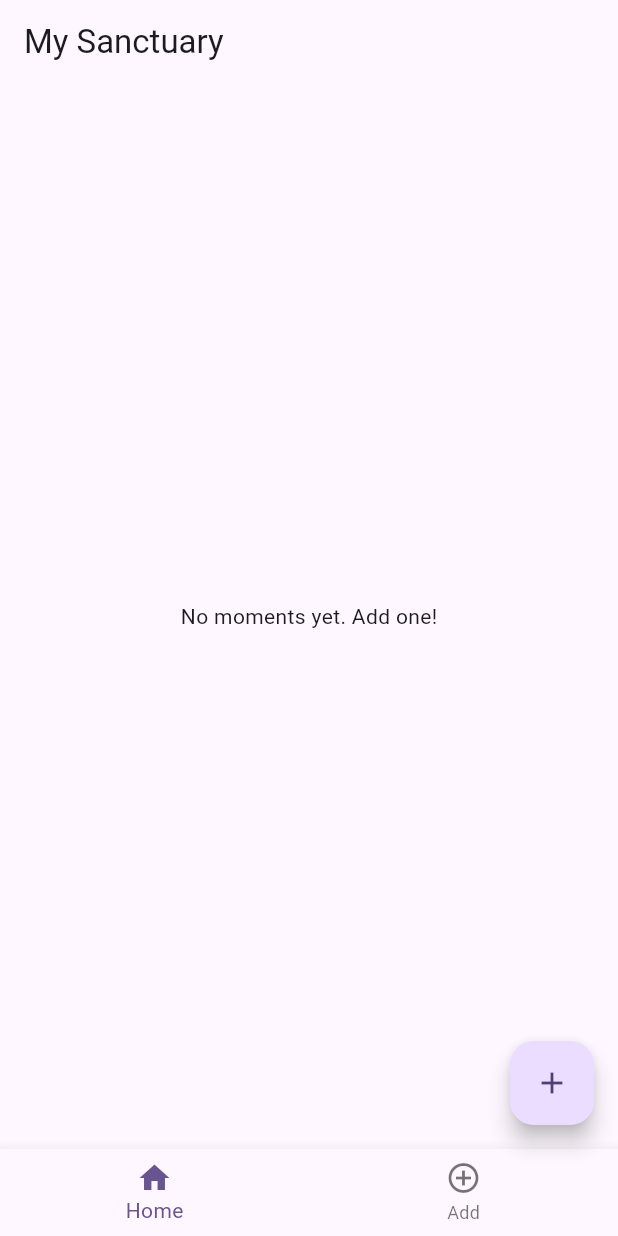
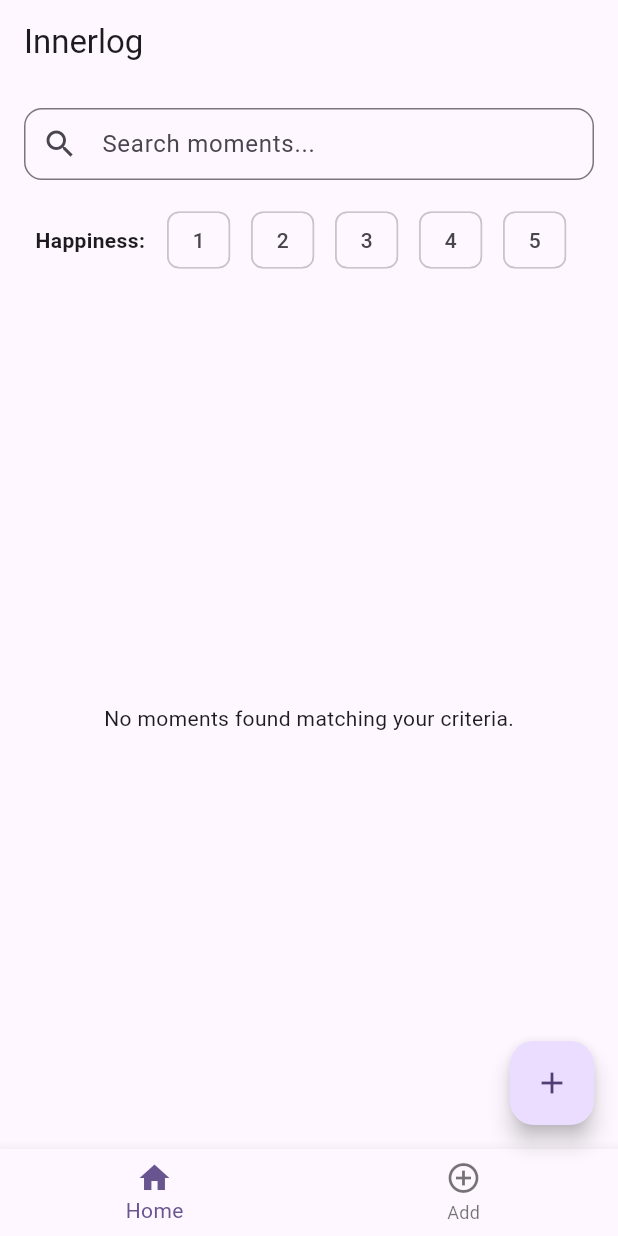
Before and after one commit to dongdongju96/Innerlog, a Flutter app: the screen it shows after launch, on a phone screen of 412 x 824 dp. Run offline on Flutter 3.47's test engine with Material 3 defaults, Android fonts, the light colour scheme and no system bars; our stand-ins replace flutter_riverpod, image_picker, isar, local_auth; accounts and stored records are empty; generated files the repository leaves out were written again.

Commit message:
Feat: Add Edit, Delete, Search, and Filter functionalities

```diff
--- a/lib/providers/moment_provider.dart
+++ b/lib/providers/moment_provider.dart
@@ -6,7 +6,13 @@ final isarServiceProvider = Provider<IsarService>((ref) {
   return IsarService();
 });
 
+final searchQueryProvider = StateProvider<String>((ref) => '');
+final happinessFilterProvider = StateProvider<int?>((ref) => null);
+
 final momentsStreamProvider = StreamProvider<List<Moment>>((ref) async* {
   final isarService = ref.watch(isarServiceProvider);
-  yield* isarService.listenToMoments();
+  final query = ref.watch(searchQueryProvider);
+  final happinessScore = ref.watch(happinessFilterProvider);
+
+  yield* isarService.listenToMoments(query: query, happinessScore: happinessScore);
 });
--- a/lib/screens/home_screen.dart
+++ b/lib/screens/home_screen.dart
@@ -15,18 +15,66 @@ class HomeScreen extends ConsumerWidget {
     final momentsAsyncValue = ref.watch(momentsStreamProvider);
 
     return Scaffold(
-      appBar: AppBar(title: const Text('My Sanctuary')),
-      body: momentsAsyncValue.when(
+      appBar: AppBar(title: const Text('Innerlog')),
+      body: Column(
+        children: [
+          Padding(
+            padding: const EdgeInsets.all(16.0),
+            child: TextField(
+              decoration: InputDecoration(
+                hintText: 'Search moments...',
+                prefixIcon: const Icon(Icons.search),
+                border: OutlineInputBorder(
+                  borderRadius: BorderRadius.circular(12),
+                ),
+                contentPadding: const EdgeInsets.symmetric(horizontal: 16),
+              ),
+              onChanged: (value) =>
+                  ref.read(searchQueryProvider.notifier).state = value,
+            ),
+          ),
+          SingleChildScrollView(
+            scrollDirection: Axis.horizontal,
+            padding: const EdgeInsets.symmetric(horizontal: 16.0),
+            child: Row(
+              children: [
+                const Text('Happiness: ',
+                    style: TextStyle(fontWeight: FontWeight.bold)),
+                const SizedBox(width: 8),
+                ...List.generate(5, (index) {
+                  final score = index + 1;
+                  final isSelected = ref.watch(happinessFilterProvider) == score;
+                  return Padding(
+                    padding: const EdgeInsets.only(right: 8.0),
+                    child: ChoiceChip(
+                      label: Text('$score'),
+                      selected: isSelected,
+                      onSelected: (selected) {
+                        ref.read(happinessFilterProvider.notifier).state =
+                            selected ? score : null;
+                      },
+                      selectedColor: _getHappinessColor(score).withOpacity(0.4),
+                    ),
+                  );
+                }),
+              ],
+            ),
+          ),
+          const SizedBox(height: 8),
+          Expanded(
+            child: momentsAsyncValue.when(
               data: (moments) {
                 if (moments.isEmpty) {
-            return const Center(child: Text('No moments yet. Add one!'));
+                  return const Center(
+                      child: Text('No moments found matching your criteria.'));
                 }
                 return ListView.builder(
                   itemCount: moments.length,
                   itemBuilder: (context, index) {
                     final moment = moments[index];
                     return Card(
-                margin: const EdgeInsets.symmetric(horizontal: 16, vertical: 8),
+                      margin: const EdgeInsets.symmetric(
+                          horizontal: 16, vertical: 8),
                       child: ListTile(
                         leading: moment.photoPath != null
                             ? ClipRRect(
@@ -40,7 +88,9 @@ class HomeScreen extends ConsumerWidget {
                               )
                             : const Icon(Icons.image_not_supported),
                         title: Text(
-                    moment.title.isNotEmpty ? moment.title : 'Untitled Moment',
+                          moment.title.isNotEmpty
+                              ? moment.title
+                              : 'Untitled Moment',
                           style: const TextStyle(fontWeight: FontWeight.bold),
                         ),
                         subtitle: Column(
@@ -54,24 +104,29 @@ class HomeScreen extends ConsumerWidget {
                             const SizedBox(height: 4),
                             Text(
                               DateFormat.yMMMd().add_jm().format(moment.date),
-                        style: TextStyle(color: Colors.grey[600], fontSize: 12),
+                              style: TextStyle(
+                                  color: Colors.grey[600], fontSize: 12),
                             ),
                           ],
                         ),
                         trailing: CircleAvatar(
-                    backgroundColor: _getHappinessColor(moment.happinessScore),
+                          backgroundColor:
+                              _getHappinessColor(moment.happinessScore),
                           radius: 12,
                           child: Text(
                             moment.happinessScore.toString(),
-                      style: const TextStyle(color: Colors.white, fontSize: 12),
+                            style: const TextStyle(
+                                color: Colors.white, fontSize: 12),
                           ),
                         ),
                         onTap: () {
                           Navigator.push(
                             context,
                             MaterialPageRoute(
-                        builder: (context) =>
-                            MomentDetailScreen(moment: moment),
+                              builder: (context) => MomentDetailScreen(
+                                moment: moment,
+                                service: ref.read(isarServiceProvider),
+                              ),
                             ),
                           );
                         },
@@ -82,6 +137,9 @@ class HomeScreen extends ConsumerWidget {
               },
               loading: () => const Center(child: CircularProgressIndicator()),
               error: (error, stack) => Center(child: Text('Error: $error')),
+            ),
+          ),
+        ],
       ),
       bottomNavigationBar: BottomNavigationBar(
         currentIndex: 0, // Currently only Home is implemented
```
Also changed, not shown: lib/db/isar_service.dart (+25 -2 lines), lib/screens/add_moment_screen.dart (+18 -4 lines), lib/screens/moment_detail_screen.dart (+61 -3 lines). Lines whose indentation alone changed are shown as unchanged.
